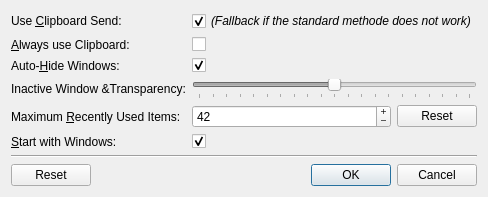
The window that UnicodeUtil/settingsdialog.ui (Skycoder42/UniInsert) describes before a commit, drawn with Qt 5.
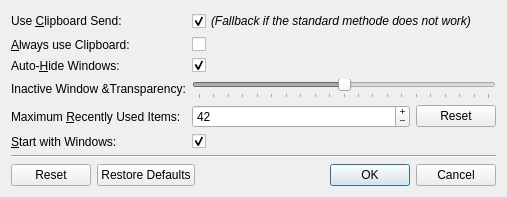
The same window after the commit.

The edit to the form file:
```diff
--- a/UnicodeUtil/settingsdialog.ui
+++ b/UnicodeUtil/settingsdialog.ui
@@ -6,7 +6,7 @@
    <rect>
     <x>0</x>
     <y>0</y>
-    <width>446</width>
+    <width>507</width>
     <height>196</height>
    </rect>
   </property>
@@ -181,7 +181,7 @@
       <enum>Qt::Horizontal</enum>
      </property>
      <property name="standardButtons">
-      <set>QDialogButtonBox::Cancel|QDialogButtonBox::Ok|QDialogButtonBox::Reset</set>
+      <set>QDialogButtonBox::Cancel|QDialogButtonBox::Ok|QDialogButtonBox::Reset|QDialogButtonBox::RestoreDefaults</set>
      </property>
     </widget>
    </item>
```
